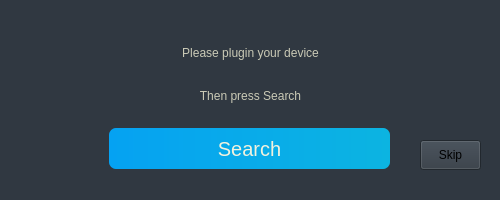
Qt form KeyBoardSetter/KeyboardSetter/devicefinder.ui (TabbycatPie/CustomKeyboard) before a commit.
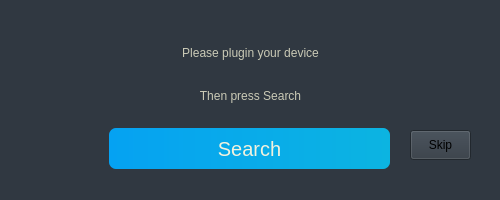
The same form after that commit.

Commit message:
add setting form
update

The edit to the form file:
```diff
--- a/KeyBoardSetter/KeyboardSetter/devicefinder.ui
+++ b/KeyBoardSetter/KeyboardSetter/devicefinder.ui
@@ -88,8 +88,8 @@
    <widget class="QPushButton" name="btn_skip">
     <property name="geometry">
      <rect>
-      <x>420</x>
-      <y>140</y>
+      <x>410</x>
+      <y>130</y>
       <width>61</width>
       <height>30</height>
      </rect>
```
The commit also changes 7 other files.
